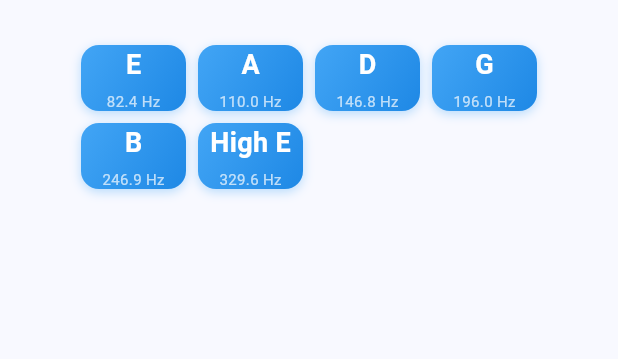
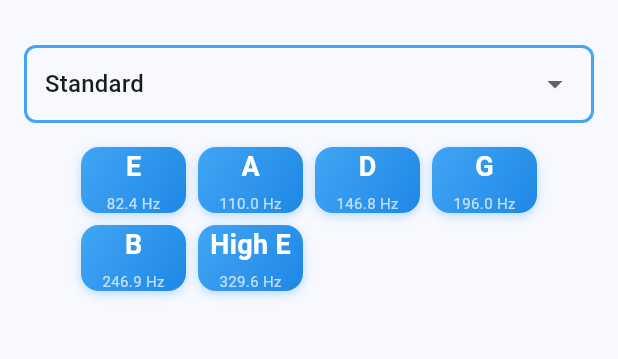
Before and after one commit to mraak/tuner, a Flutter app: the screen it shows after launch, on a phone screen of 412 x 824 dp, the part 63-422 px from its top. Run offline on Flutter 3.47's test engine with Material 3 defaults, Android fonts, the phone set to English and light mode, and no system bars; our stand-ins replace web; statements that could not run were skipped.

Commit message:
Add tuning dropdown with Standard, Drop D, and Open G tunings

```diff
--- a/lib/main.dart
+++ b/lib/main.dart
@@ -28,6 +28,49 @@ class GuitarNote {
   GuitarNote({required this.name, required this.frequency});
 }
 
+class GuitarTuning {
+  final String name;
+  final List<GuitarNote> notes;
+
+  GuitarTuning({required this.name, required this.notes});
+}
+
+final Map<String, GuitarTuning> guitarTunings = {
+  'Standard': GuitarTuning(
+    name: 'Standard',
+    notes: [
+      GuitarNote(name: 'E', frequency: 82.41),
+      GuitarNote(name: 'A', frequency: 110.00),
+      GuitarNote(name: 'D', frequency: 146.83),
+      GuitarNote(name: 'G', frequency: 196.00),
+      GuitarNote(name: 'B', frequency: 246.94),
+      GuitarNote(name: 'High E', frequency: 329.63),
+    ],
+  ),
+  'Drop D': GuitarTuning(
+    name: 'Drop D',
+    notes: [
+      GuitarNote(name: 'D', frequency: 73.42),
+      GuitarNote(name: 'A', frequency: 110.00),
+      GuitarNote(name: 'D', frequency: 146.83),
+      GuitarNote(name: 'G', frequency: 196.00),
+      GuitarNote(name: 'B', frequency: 246.94),
+      GuitarNote(name: 'High E', frequency: 329.63),
+    ],
+  ),
+  'Open G': GuitarTuning(
+    name: 'Open G',
+    notes: [
+      GuitarNote(name: 'D', frequency: 73.42),
+      GuitarNote(name: 'G', frequency: 98.00),
+      GuitarNote(name: 'D', frequency: 146.83),
+      GuitarNote(name: 'G', frequency: 196.00),
+      GuitarNote(name: 'B', frequency: 246.94),
+      GuitarNote(name: 'High D', frequency: 293.66),
+    ],
+  ),
+};
+
 class HomePage extends StatefulWidget {
   const HomePage({super.key});
 
@@ -38,20 +81,22 @@ class HomePage extends StatefulWidget {
 class _HomePageState extends State<HomePage> {
   late web.AudioContext audioContext;
   web.OscillatorNode? currentOscillator;
+  String selectedTuning = 'Standard';
 
-  final List<GuitarNote> guitarNotes = [
-    GuitarNote(name: 'E', frequency: 82.41),
-    GuitarNote(name: 'A', frequency: 110.00),
-    GuitarNote(name: 'D', frequency: 146.83),
-    GuitarNote(name: 'G', frequency: 196.00),
-    GuitarNote(name: 'B', frequency: 246.94),
-    GuitarNote(name: 'High E', frequency: 329.63),
-  ];
+  late List<GuitarNote> guitarNotes;
 
   @override
   void initState() {
     super.initState();
     audioContext = web.AudioContext();
+    guitarNotes = guitarTunings[selectedTuning]!.notes;
+  }
+
+  void updateTuning(String tuning) {
+    setState(() {
+      selectedTuning = tuning;
+      guitarNotes = guitarTunings[tuning]!.notes;
+    });
   }
 
   void playNote(double frequency) {
@@ -101,9 +146,42 @@ class _HomePageState extends State<HomePage> {
       ),
       body: Column(
         children: [
-          // Small buttons at the top
+          // Tuning dropdown
           Padding(
             padding: const EdgeInsets.all(16.0),
+            child: Container(
+              decoration: BoxDecoration(
+                border: Border.all(color: Colors.blue.shade400, width: 2),
+                borderRadius: BorderRadius.circular(8),
+              ),
+              child: Padding(
+                padding: const EdgeInsets.symmetric(horizontal: 12.0),
+                child: DropdownButton<String>(
+                  value: selectedTuning,
+                  isExpanded: true,
+                  underline: const SizedBox(),
+                  onChanged: (String? newValue) {
+                    if (newValue != null) {
+                      updateTuning(newValue);
+                    }
+                  },
+                  items: guitarTunings.keys
+                      .map<DropdownMenuItem<String>>((String value) {
+                    return DropdownMenuItem<String>(
+                      value: value,
+                      child: Text(
+                        value,
+                        style: const TextStyle(fontSize: 16),
+                      ),
+                    );
+                  }).toList(),
+                ),
+              ),
+            ),
+          ),
+          // Small buttons below dropdown
+          Padding(
+            padding: const EdgeInsets.symmetric(horizontal: 16.0),
             child: Wrap(
               spacing: 8,
               runSpacing: 8,
```
